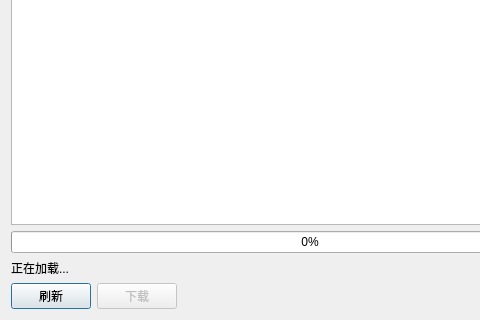
Before: the Qt Designer form IM_QQ_Client/recvfiledialog/recvfiledialog.ui in mojoin/LinkChat, drawn with Qt 5; both pictures show x 0 to 480 and y 100 to 420 of the 620 by 420 pixel window.
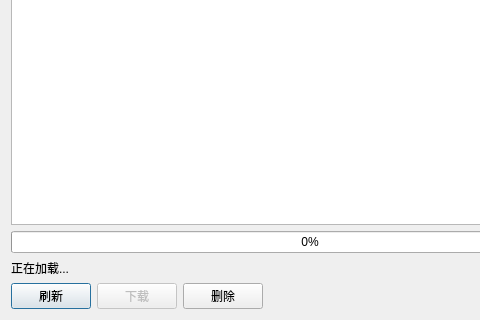
After: the same form once the commit is applied.

Commit message: 新增功能：文件云端删除

```diff
--- a/IM_QQ_Client/recvfiledialog/recvfiledialog.ui
+++ b/IM_QQ_Client/recvfiledialog/recvfiledialog.ui
@@ -120,6 +120,13 @@
        </property>
       </widget>
      </item>
+     <item>
+      <widget class="QPushButton" name="pB_Delete">
+       <property name="text">
+        <string>删除</string>
+       </property>
+      </widget>
+     </item>
      <item>
       <spacer name="horizontalSpacer">
        <property name="orientation">
```
Left out of the diff: 60 changed lines with no effect on the pictures. The commit also changes 5 other files.
